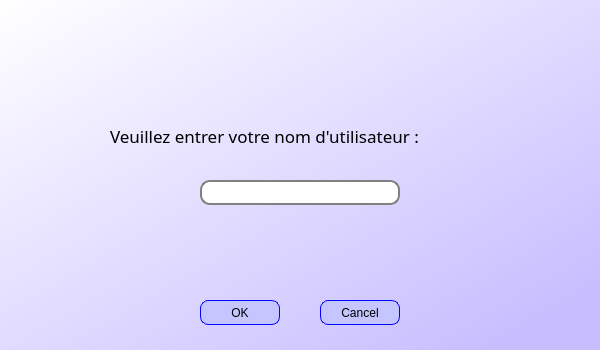
Before: the Qt Designer form login_dialog.ui in bernard169/Studying_cards, drawn with Qt 5.
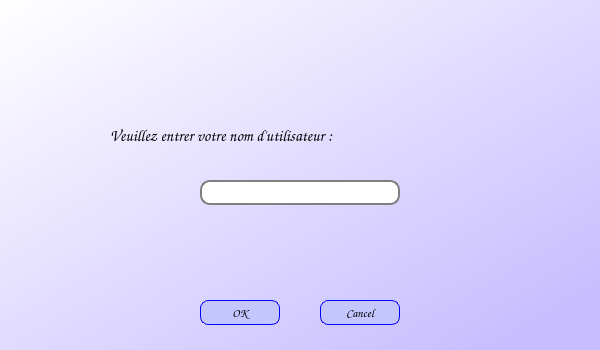
After: the same form once the commit is applied. Icons and pictures are not drawn.

Diff of the .ui file:
```diff
--- a/login_dialog.ui
+++ b/login_dialog.ui
@@ -351,8 +351,8 @@
    </property>
    <property name="font">
     <font>
-     <family>MV Boli</family>
-     <pointsize>13</pointsize>
+     <family>Comic Sans MS</family>
+     <pointsize>12</pointsize>
     </font>
    </property>
    <property name="text">
@@ -370,7 +370,7 @@
    </property>
    <property name="font">
     <font>
-     <family>Segoe UI</family>
+     <family>Comic Sans MS</family>
      <pointsize>9</pointsize>
     </font>
    </property>
@@ -397,7 +397,7 @@
    </property>
    <property name="font">
     <font>
-     <family>Segoe UI</family>
+     <family>Comic Sans MS</family>
      <pointsize>9</pointsize>
     </font>
    </property>
```
